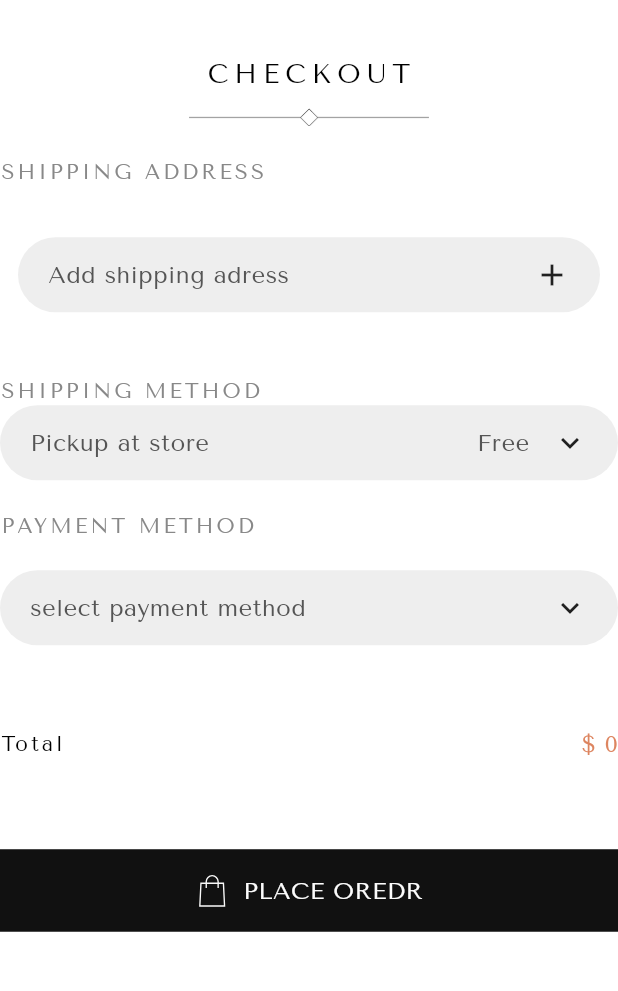
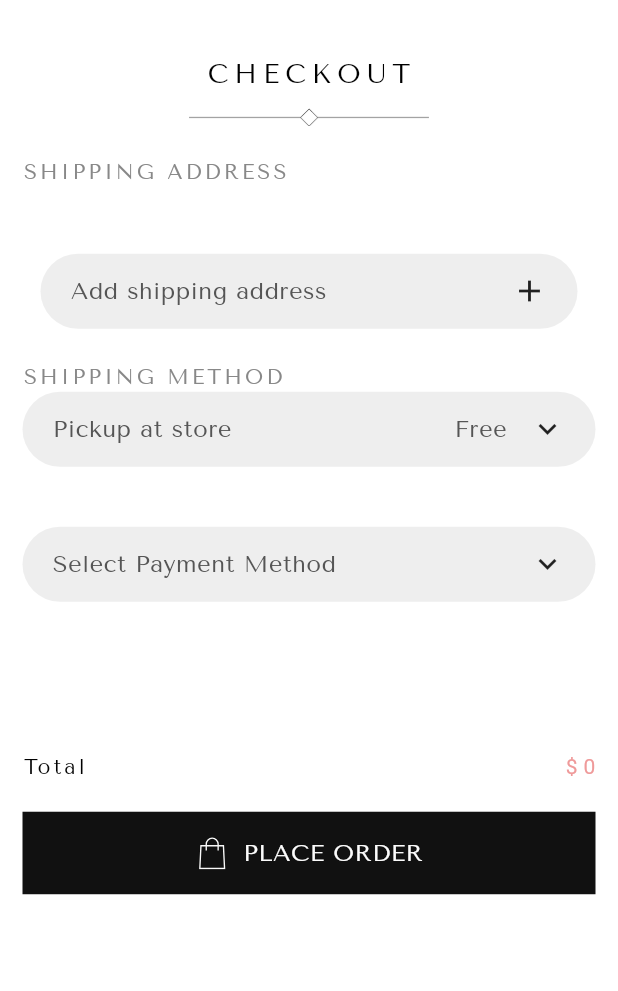
Before and after one commit to OmarKhaled00e/Fashion_App, a Flutter app: the PlaceOrder screen opened directly with empty values, on a phone screen of 412 x 824 dp, the part 96-1087 px from its top. Run offline on Flutter 3.47's test engine with Material 3 defaults, Android fonts, the light colour scheme and no system bars; our stand-ins replace flutter_credit_card, flutter_svg, gap, ionicons.

Commit message:
Finish App

```diff
--- a/lib/pages/add_card.dart
+++ b/lib/pages/add_card.dart
@@ -18,7 +18,9 @@ class _AddCardState extends State<AddCard> {
   String cardHolderName = '';
   String cvvCode = '';
   bool isShow = false;
+
   final _key = GlobalKey<FormState>();
+
   @override
   Widget build(BuildContext context) {
     return GestureDetector(
@@ -32,7 +34,8 @@ class _AddCardState extends State<AddCard> {
               children: [
                 HeaderText(text: 'Payment method'),
                 Gap(13),
-                //visa
+
+                /// Card preview
                 CreditCardWidget(
                   cardNumber: cardNumber,
                   expiryDate: expiryDate,
@@ -44,10 +47,13 @@ class _AddCardState extends State<AddCard> {
                   obscureCardCvv: false,
                   obscureCardNumber: true,
                   isHolderNameVisible: true,
+                  chipColor: Colors.grey,
+                  customCardTypeIcons: [],
                 ),
 
-                //visa form
+                /// Card form
                 CreditCardForm(
+                  formKey: _key,
                   cardNumber: cardNumber,
                   expiryDate: expiryDate,
                   cardHolderName: cardHolderName,
@@ -55,20 +61,21 @@ class _AddCardState extends State<AddCard> {
                   onCreditCardModelChange: onCreditCardModelChange,
                   isCardHolderNameUpperCase: true,
                   obscureCvv: false,
-                  formKey: _key,
                 ),
 
-                /// button
                 Gap(80),
+
+                /// Save button
                 CustomButton(
                   isSvgg: false,
                   text: 'Add CARD',
                   onTap: () {
                     if (_key.currentState!.validate()) {
+                      _key.currentState!.save();
                       final data = {
                         'number': cardNumber,
                         'name': cardHolderName,
-                        'data': expiryDate,
+                        'expiry': expiryDate,
                         'cvv': cvvCode,
                       };
                       Navigator.pop(context, data);
--- a/lib/pages/checkout.dart
+++ b/lib/pages/checkout.dart
@@ -49,7 +49,8 @@ class _CheckoutState extends State<Checkout> {
                 setState(() {
                   selectedQty = value;
                 });
-              }, qty: selectedQty,
+              },
+              qty: selectedQty,
             ),
             // add promo
             AddPromo(),
@@ -77,10 +78,10 @@ class _CheckoutState extends State<Checkout> {
                       return PlaceOrder(
                         image: widget.image,
                         name: widget.name,
-                        decrption: widget.decrption,
                         qty: selectedQty,
                         price: widget.price,
                         total: widget.price * selectedQty,
+                        desp: widget.decrption,
                       );
                     },
                   ),
--- a/lib/pages/place_order.dart
+++ b/lib/pages/place_order.dart
@@ -1,5 +1,4 @@
 import 'package:fashion_app/core/style/app_text_style.dart';
-import 'package:fashion_app/pages/add_address.dart';
 import 'package:fashion_app/pages/add_card.dart';
 import 'package:fashion_app/widgets/address_info.dart';
 import 'package:fashion_app/widgets/card_widget.dart';
@@ -7,28 +6,28 @@ import 'package:fashion_app/widgets/custom_add.dart';
 import 'package:fashion_app/widgets/custom_appbar.dart';
 import 'package:fashion_app/widgets/custom_button.dart';
 import 'package:fashion_app/widgets/header_text.dart';
-import 'package:fashion_app/widgets/qty.dart';
+import 'package:fashion_app/widgets/payment_dialog.dart';
 import 'package:fashion_app/widgets/shipping_method.dart';
-import 'package:flutter/cupertino.dart';
+import r'package:flutter/cupertino.dart';
 import 'package:flutter/material.dart';
-import 'package:flutter_svg/svg.dart';
+import 'package:flutter_svg/flutter_svg.dart';
 import 'package:gap/gap.dart';
+import 'add_address.dart';
 
 class PlaceOrder extends StatefulWidget {
   const PlaceOrder({
     super.key,
     required this.image,
     required this.name,
-    required this.decrption,
+    required this.desp,
     required this.qty,
     required this.total,
     required this.price,
   });
   final String image;
   final String name;
-  final String decrption;
   final int price;
-
+  final String desp;
   final int qty;
   final int total;
 
@@ -40,36 +39,25 @@ class _PlaceOrderState extends State<PlaceOrder> {
   dynamic _savedAddress;
   dynamic _savedCard;
   late int selectedQty;
+
   @override
   void initState() {
     selectedQty = widget.qty;
     super.initState();
   }
 
+  /// address
   void _openAddress(context) async {
     final addressData = await Navigator.push(
       context,
       MaterialPageRoute(builder: (c) => AddAddress()),
     );
+
     if (addressData != null) {
       setState(() {
         _savedAddress = addressData;
       });
     }
-    {}
-  }
-
-  void _openCard() async {
-    final cardData = await Navigator.push(
-      context,
-      MaterialPageRoute(builder: (c) => AddCard()),
-    );
-    if (cardData != null) {
-      setState(() {
-        _savedCard = cardData;
-      });
-    }
-    {}
   }
 
   void _editAddress() async {
@@ -77,37 +65,52 @@ class _PlaceOrderState extends State<PlaceOrder> {
       context,
       MaterialPageRoute(builder: (c) => AddAddress(editData: _savedAddress)),
     );
+
     setState(() {
       _savedAddress = newAddress;
     });
+  }
+
+  /// card
+  void _openCard() async {
+    final cardData = await Navigator.push(
+      context,
+      MaterialPageRoute(builder: (c) => AddCard()),
+    );
+
+    if (cardData != null) {
+      setState(() {
+        _savedCard = cardData;
+      });
+    }
   }
 
   @override
   Widget build(BuildContext context) {
     return Scaffold(
       appBar: CustomAppbar(isBlackl: false),
-      body: SingleChildScrollView(
+
+      body: Padding(
+        padding: const EdgeInsets.symmetric(horizontal: 15.0),
+        child: SingleChildScrollView(
           child: Column(
             crossAxisAlignment: CrossAxisAlignment.start,
             children: [
-            HeaderText(text: 'Checkout'),
-            //
-            _savedAddress != null && _savedCard != null
+              HeaderText(text: "Checkout"),
+              _savedCard != null && _savedAddress != null
                   ? SizedBox.shrink()
                   : Text(
-                    'Shipping Address'.toUpperCase(),
+                      "Shipping address".toUpperCase(),
                       style: TextStyles.text14Black.copyWith(
                         color: Color(0xff888888),
                       ),
                     ),
+              Gap(13),
 
-            Gap(2),
-
-            // address flow
+              /// address Info
               Padding(
                 padding: const EdgeInsets.all(12.0),
                 child: Column(
-                crossAxisAlignment: CrossAxisAlignment.start,
                   children: [
                     _savedAddress != null
                         ? AddressInfo(
@@ -116,14 +119,13 @@ class _PlaceOrderState extends State<PlaceOrder> {
                           )
                         : SizedBox.shrink(),
                     Gap(20),
-                  // add address
                     _savedAddress == null
                         ? GestureDetector(
                             onTap: () {
                               _openAddress(context);
                             },
                             child: CustomAdd(
-                            text: 'Add shipping adress',
+                              text: "Add shipping address",
                               icon: Icons.add,
                               isFree: false,
                             ),
@@ -132,108 +134,105 @@ class _PlaceOrderState extends State<PlaceOrder> {
                   ],
                 ),
               ),
+              Gap(10),
 
-            Gap(30),
-
-            // Shipping Method
-            _savedAddress != null && _savedCard != null
+              /// Shipping Method
+              _savedCard != null && _savedAddress != null
                   ? SizedBox.shrink()
                   : ShippingMethod(),
 
-            // payment Metod
-            _savedAddress != null && _savedCard != null
+              /// payment Method
+              _savedCard == null
                   ? SizedBox.shrink()
                   : Text(
-                    'Payment method'.toUpperCase(),
+                      "Payment Method".toUpperCase(),
                       style: TextStyles.text14Black.copyWith(
-                      color: Color(0xff888888),
+                        color: Colors.black38,
                       ),
                     ),
 
               Gap(20),
-
-            // about card
               _savedCard != null
                   ? Column(
                       children: [
                         Divider(color: Colors.grey.shade300),
-                      Gap(10),
+                        Gap(20),
                         Row(
                           children: [
                             SvgPicture.asset(
-                            'assets/image/Mastercard.svg',
+                              "assets/image/Mastercard.svg",
                               width: 40,
                             ),
                             Gap(10),
                             Text(
-                            'Master Card ending',
-                            style: TextStyle(color: Colors.black),
+                              "Master Card ending",
+                              style: TextStyles.text14Black,
                             ),
                             Gap(10),
                             Text(
                               "••••${_savedCard['number'].toString().substring(_savedCard['number'].length - 2)}",
-                            style: TextStyle(color: Colors.black),
+                              style: TextStyles.text14Black,
                             ),
                             Spacer(),
-                          SvgPicture.asset('assets/image/arrow.svg'),
+                            SvgPicture.asset("assets/svgs/arrow.svg"),
                           ],
                         ),
-                      Gap(10),
+                        Gap(20),
                         Divider(color: Colors.grey.shade300),
                       ],
                     )
                   : GestureDetector(
                       onTap: _openCard,
                       child: CustomAdd(
-                      text: 'select payment method',
+                        text: "Select Payment Method",
                         icon: Icons.keyboard_arrow_down_sharp,
                         isFree: false,
                       ),
                     ),
-            // Spacer(),
-            _savedCard != null
+
+              Gap(20),
+
+              _savedCard != null && _savedAddress != null
                   ? CardWidget(
                       image: widget.image,
                       name: widget.name,
-                    descrption: widget.decrption,
                       price: widget.price,
                       qty: widget.qty,
-                    onChange: (qty) {
-                      setState(() {
-                        selectedQty = qty;
-                      });
-                    },
+                      descrption: widget.desp,
+                      onChange: (qty) => setState(() => selectedQty = qty),
                     )
                   : SizedBox.shrink(),
 
-            Gap(55),
-            // total and button
+              Gap(80),
+
+              /// Ending
               Row(
                 mainAxisAlignment: MainAxisAlignment.spaceBetween,
                 children: [
-                Text('Total', style: TextStyles.text14Black),
+                  Text("Total", style: TextStyles.text14Black),
                   Text(
-                  '\$ ${widget.price * selectedQty}',
-                  style: TextStyles.text15Orange,
+                    "\$ ${widget.price * selectedQty}",
+                    style: TextStyle(color: Colors.red.shade200),
                   ),
                 ],
               ),
-            Gap(60),
+              Gap(20),
               CustomButton(
                 isSvgg: true,
-              text: 'Place oredr',
+                text: "Place order",
                 onTap: () {
                   showDialog(
                     context: context,
                     barrierDismissible: false,
                     builder: (context) {
-                    return Dialog(child: Dialog());
+                      return Dialog(child: PaymentDialog());
                     },
                   );
                 },
               ),
-            Gap(10),
+              Gap(70),
             ],
+          ),
         ),
       ),
     );
--- a/lib/widgets/dialog.dart
+++ b/lib/widgets/payment_dialog.dart
@@ -5,8 +5,8 @@ import 'package:flutter/material.dart';
 import 'package:flutter_svg/svg.dart';
 import 'package:gap/gap.dart';
 
-class Dialog extends StatelessWidget {
-  const Dialog({super.key});
+class PaymentDialog extends StatelessWidget {
+  const PaymentDialog({super.key});
 
   @override
   Widget build(BuildContext context) {
```
Lines whose indentation alone changed are shown as unchanged.
